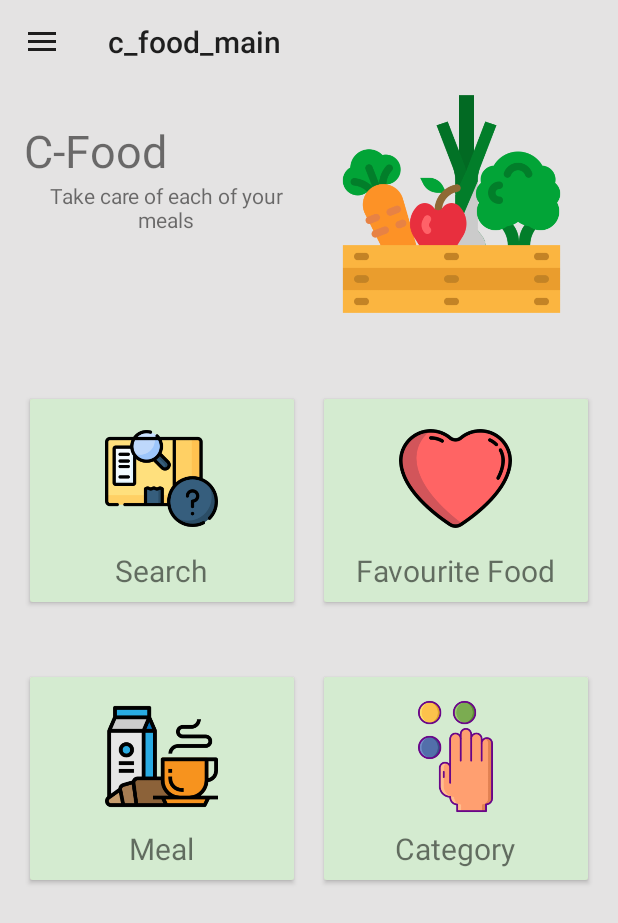
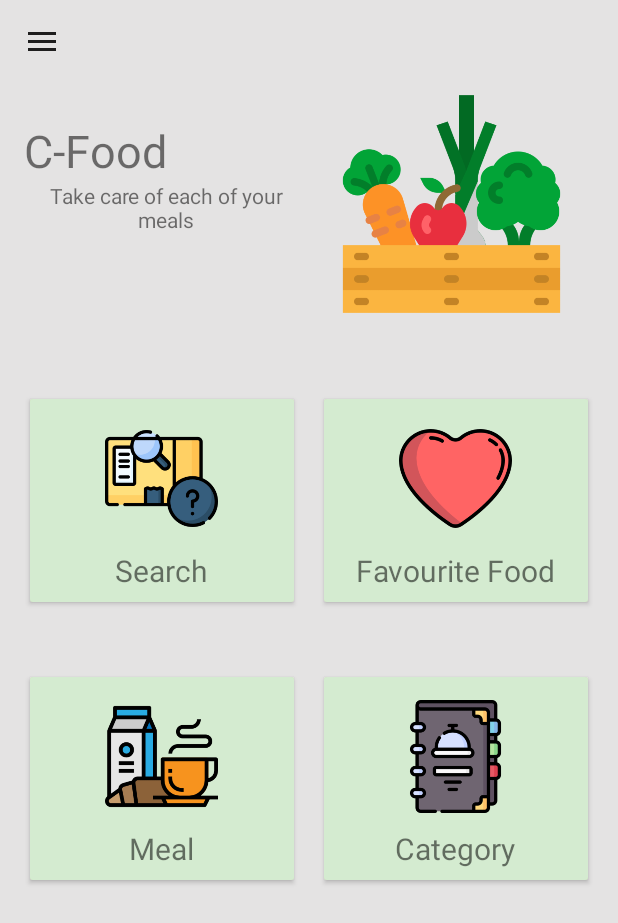
Before and after one commit to metwaroi31/software-engineering-project, an Android app: the MainActivity screen opened directly, with no data from a screen before it, on a phone screen of 412 x 824 dp. Shown: the top 923 px of the screen. Run offline under Robolectric (Android 15) with nearby library versions, the phone set to English and light mode, and no system bars; libraries missing offline, so code that uses them is left out: com.amazonaws.amplify, com.amazonaws.mobile, com.amazonaws.mobileconnectors, com.amplifyframework, com.amplifyframework.auth and 2 more; Roboto replaces fonts that are not available here; 3 statements that could not run were skipped.

Commit message:
fix UI main

```diff
--- a/c-food-main/app/src/main/res/layout/activity_main.xml
+++ b/c-food-main/app/src/main/res/layout/activity_main.xml
@@ -237,7 +237,7 @@
                             android:layout_height="75dp"
                             android:layout_centerHorizontal="true"
                             android:layout_marginTop="15dp"
-                            app:srcCompat="@drawable/icon_category" />
+                            app:srcCompat="@drawable/icon_fast_food" />
                     </RelativeLayout>
                 </androidx.cardview.widget.CardView>
 
--- a/c-food-main/app/src/main/res/layout/activity_search_food.xml
+++ b/c-food-main/app/src/main/res/layout/activity_search_food.xml
@@ -12,9 +12,11 @@
         android:layout_height="wrap_content"
         app:menu="@menu/search_bar"
         app:title="Find your food"/>
+
     <androidx.core.widget.NestedScrollView
         android:layout_width="match_parent"
         android:layout_height="match_parent">
+
         <androidx.recyclerview.widget.RecyclerView
             android:id="@+id/recyclerViewFoodList"
             android:layout_width="match_parent"
--- a/c-food-main/app/src/main/res/values/strings.xml
+++ b/c-food-main/app/src/main/res/values/strings.xml
@@ -1,5 +1,5 @@
 <resources>
-    <string name="app_name">c_food_main</string>
+    <string name="app_name">   </string>
     <string name="navigation_drawer_open">Open navigation drawer</string>
     <string name="navigation_drawer_close">Close navigation drawer</string>
 
```
Also changed, not shown: c-food-main/app/src/main/res/drawable/icon_fast_food.png (added).
